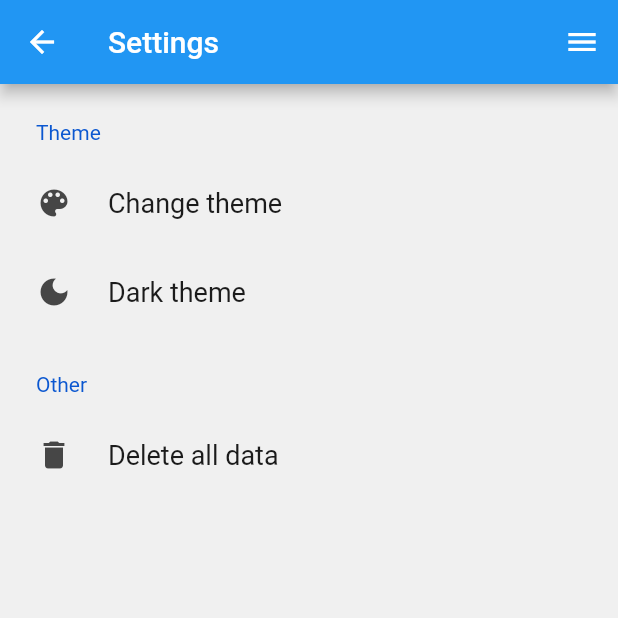
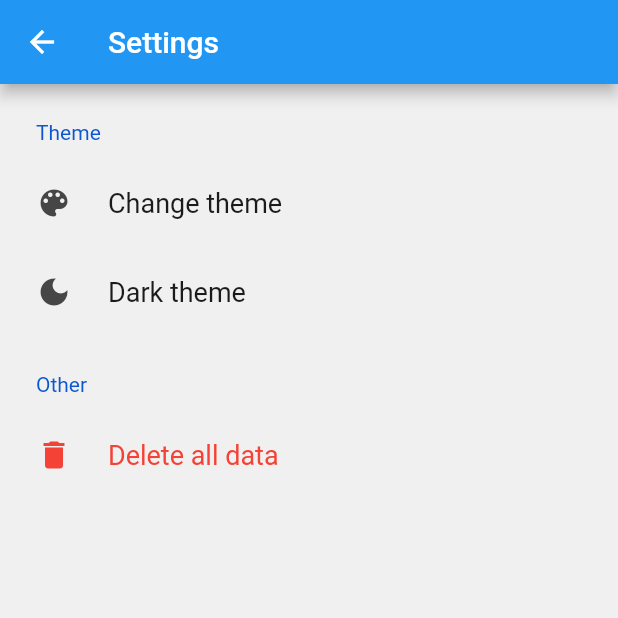
Before and after one commit to emberal/tic_tac_toe_upgraded, a Flutter app: the screen it shows after launch, after a tap on "Settings", on a phone screen of 412 x 824 dp, the top half of it. Run offline on Flutter 3.47's test engine with Material 2 defaults, Android fonts, the phone set to English and light mode, and no system bars; drawn by our look-alikes of settings_ui; our stand-ins replace package_info_plus, shared_preferences; missing offline and left inert: flex_color_picker.

Commit message:
Fixed settings navigation in menu not working, changed delete data colour, saved ids and routes in enums, various cleanup

```diff
--- a/lib/game/singleplayer_game.dart
+++ b/lib/game/singleplayer_game.dart
@@ -1,7 +1,6 @@
 import 'package:flutter/material.dart';
 import 'package:tic_tac_toe_upgraded/game/game.dart';
 import 'package:tic_tac_toe_upgraded/game/game_utils.dart';
-import 'package:tic_tac_toe_upgraded/main.dart';
 import 'package:tic_tac_toe_upgraded/objects/player_ai.dart';
 import 'package:tic_tac_toe_upgraded/objects/theme.dart';
 import 'package:tic_tac_toe_upgraded/widgets/complete_alert.dart';
--- a/lib/main.dart
+++ b/lib/main.dart
@@ -15,6 +15,19 @@ import 'widgets/menu.dart';
 
 void main() {
   runApp(const MyApp());
+}
+
+enum Nav {
+  home("/"),
+  sp("/sp_game"),
+  lmp("/lmp_game"),
+  mp("/mp_game"),
+  stats("/stats"),
+  settings("/settings");
+
+  const Nav(this.route);
+
+  final String route;
 }
 
 class MyApp extends StatefulWidget {
@@ -87,9 +100,9 @@ class _MyAppState extends State<MyApp> {
       ).color;
       // Should not be necessary to change [id]
     }
+    // TODO else reset material to original
   }
 
-  // TODO get themes before the app loads
   @override
   Widget build(BuildContext context) {
     return FutureBuilder(
@@ -135,14 +148,14 @@ class _MyAppState extends State<MyApp> {
                   primary: MyTheme.primaryColorsDark.color,
                 ),
               ),
-              initialRoute: "/",
+              initialRoute: Nav.home.route,
               routes: {
-                "/": (context) => const MyHomePage(),
-                "/sp_game": (context) => const SinglePlayerGamePage(),
-                "/lmp_game": (context) => const LocalMultiplayerGame(),
-                "/mp_game": (context) => const MultiplayerGame(),
-                "/stats": (context) => const StatsPage(),
-                "/settings": (context) => SettingsPage(
+                Nav.home.route: (context) => const MyHomePage(),
+                Nav.sp.route: (context) => const SinglePlayerGamePage(),
+                Nav.lmp.route: (context) => const LocalMultiplayerGame(),
+                Nav.mp.route: (context) => const MultiplayerGame(),
+                Nav.stats.route: (context) => const StatsPage(),
+                Nav.settings.route: (context) => SettingsPage(
                     themeModeCallback: changeTheme,
                     colorPickerDialog: colorPickerDialog),
               },
@@ -172,14 +185,14 @@ class _MyHomePageState extends State<MyHomePage> {
     return Layout(
       body: Column(
         children: [
-          const Center(
+          Center(
             child: Menu(
               menus: [
-                {"page": "/sp_game", "text": "New single-player game"},
-                {"page": "/lmp_game", "text": "New local multiplayer game"},
-                {"page": "/mp_game", "text": "New multiplayer game"},
-                {"page": "/stats", "text": "Stats"},
-                {"page": "/settings", "text": "Settings"},
+                {"page": Nav.sp.route, "text": "New single-player game"},
+                {"page": Nav.lmp.route, "text": "New local multiplayer game"},
+                {"page": Nav.mp.route, "text": "New multiplayer game"},
+                {"page": Nav.stats.route, "text": "Stats"},
+                {"page": Nav.settings.route, "text": "Settings"},
               ],
             ),
           ),
--- a/lib/objects/theme.dart
+++ b/lib/objects/theme.dart
@@ -2,6 +2,19 @@ import 'dart:convert';
 
 import 'package:flutter/material.dart';
 import 'package:shared_preferences/shared_preferences.dart';
+
+enum ThemeId {
+  global(both: "global-theme"),
+  primaryColor(light: "primary-color-light", dark: "primary-color-dark"),
+  player1(both: "player1-color"),
+  player2(both: "player2-color");
+
+  const ThemeId({this.light, this.dark, this.both});
+
+  final String? light;
+  final String? dark;
+  final String? both;
+}
 
 abstract class MyTheme {
   /// What [ThemeMode] the app is using, initial theme is [ThemeMode.system]
@@ -16,12 +29,12 @@ abstract class MyTheme {
 
   static Future<void> _saveTheme(ThemeMode mode) async {
     final prefs = await SharedPreferences.getInstance();
-    prefs.setString("global-theme", mode.toString());
+    prefs.setString(ThemeId.global.both!, mode.toString());
   }
 
   static Future<String> getSavedTheme() async {
     final prefs = await SharedPreferences.getInstance();
-    return prefs.getString("global-theme") ?? ThemeMode.system.toString();
+    return prefs.getString(ThemeId.global.both!) ?? ThemeMode.system.toString();
   }
 
   static Future<void> saveMaterial(ColorWrapper material) async {
@@ -32,12 +45,14 @@ abstract class MyTheme {
   // TODO see which ones are usable
   static ColorWrapper appBarColorsLight = ColorWrapper(Colors.blue),
       appBarColorsDark = ColorWrapper(const Color(0xff121212)),
-      primaryColorsLight = ColorWrapper(Colors.blue, id: "primary-color-light"),
-      primaryColorsDark = ColorWrapper(Colors.blue, id: "primary-color-dark"),
+      primaryColorsLight =
+          ColorWrapper(Colors.blue, id: ThemeId.primaryColor.light!),
+      primaryColorsDark =
+          ColorWrapper(Colors.blue, id: ThemeId.primaryColor.dark!),
       backgroundLight = ColorWrapper(Colors.white),
       backgroundDark = ColorWrapper(const Color(0xff121212)),
-      player1Color = ColorWrapper(Colors.blue, id: "player1-color"),
-      player2Color = ColorWrapper(Colors.red, id: "player2-color");
+      player1Color = ColorWrapper(Colors.blue, id: ThemeId.player1.both!),
+      player2Color = ColorWrapper(Colors.red, id: ThemeId.player2.both!);
 
   /// Returns 'true' if the [globalTheme] is set to [ThemeMode.dark], or [ThemeMode.system] and is dark
   static bool isDark(BuildContext context) =>
--- a/lib/stats.dart
+++ b/lib/stats.dart
@@ -1,8 +1,19 @@
 import 'package:flutter/material.dart';
 import 'package:shared_preferences/shared_preferences.dart';
-import 'package:tic_tac_toe_upgraded/game/game_utils.dart';
 import 'package:tic_tac_toe_upgraded/objects/theme.dart';
 import 'package:tic_tac_toe_upgraded/widgets/layout.dart';
+
+enum StatData {
+  gamesPlayed("games-played-sp", "games-played-lmp", "games-played-mp"),
+  gamesWon("games-won-sp", "games-won-lmp", "games-won-mp"),
+  timePlayed("time-played-sp", "time-played-lmp", "time-played-mp");
+
+  const StatData(this.sp, this.lmp, this.mp);
+
+  final String sp;
+  final String lmp;
+  final String mp;
+}
 
 class StatsPage extends StatefulWidget {
   const StatsPage({super.key});
@@ -24,23 +35,26 @@ class _StatsPageState extends State<StatsPage> {
 
   @override
   void initState() {
+    _getData();
     super.initState();
-    _getData();
   }
 
   /// Gets the data from the device's local-storage
   Future<void> _getData() async {
     final prefs = await SharedPreferences.getInstance();
     setState(() {
-      gamesPlayedSp = prefs.getInt("games-played-sp") ?? 0;
-      gamesWonSp = prefs.getInt("games-won-sp") ?? 0;
-      timePlayedSp = Duration(seconds: prefs.getInt("time-played-sp") ?? 0);
-      gamesPlayedLmp = prefs.getInt("games-played-lmp") ?? 0;
-      gamesWonLmp = prefs.getInt("games-won-lmp") ?? 0;
-      timePlayedLmp = Duration(seconds: prefs.getInt("time-played-lmp") ?? 0);
-      gamesPlayedMp = prefs.getInt("games-played-mp") ?? 0;
-      gamesWonMp = prefs.getInt("games-won-mp") ?? 0;
-      timePlayedMp = Duration(seconds: prefs.getInt("time-played-mp") ?? 0);
+      gamesPlayedSp = prefs.getInt(StatData.gamesPlayed.sp) ?? 0;
+      gamesWonSp = prefs.getInt(StatData.gamesWon.sp) ?? 0;
+      timePlayedSp =
+          Duration(seconds: prefs.getInt(StatData.timePlayed.sp) ?? 0);
+      gamesPlayedLmp = prefs.getInt(StatData.gamesPlayed.lmp) ?? 0;
+      gamesWonLmp = prefs.getInt(StatData.gamesWon.lmp) ?? 0;
+      timePlayedLmp =
+          Duration(seconds: prefs.getInt(StatData.timePlayed.lmp) ?? 0);
+      gamesPlayedMp = prefs.getInt(StatData.gamesPlayed.mp) ?? 0;
+      gamesWonMp = prefs.getInt(StatData.gamesWon.mp) ?? 0;
+      timePlayedMp =
+          Duration(seconds: prefs.getInt(StatData.timePlayed.mp) ?? 0);
     });
   }
 
--- a/lib/widgets/menu.dart
+++ b/lib/widgets/menu.dart
@@ -7,21 +7,24 @@ class Menu extends StatelessWidget {
 
   @override
   Widget build(BuildContext context) {
-
     return Container(
       margin: const EdgeInsets.symmetric(vertical: 150),
       child: Column(
         children: [
-          ...(menus)!.map((item) => Container(
+          ...menus!.map(
+            (item) => Container(
               margin: const EdgeInsets.symmetric(vertical: 10),
               child: ElevatedButton(
-                onPressed: () => Navigator.pushNamed(context, (item["page"] ??= "/")), // If null go to home page
+                // If null go to home page
+                onPressed: () =>
+                    Navigator.pushNamed(context, (item["page"] ??= "/")),
+                // TODO change text colour based on the colour of the button!
                 child: Text(item["text"] as String),
-                style: ElevatedButton.styleFrom(
-                  minimumSize: const Size(300, 40)
-                ),
-              )
-          ))
+                style:
+                    ElevatedButton.styleFrom(minimumSize: const Size(300, 40)),
+              ),
+            ),
+          ),
         ],
       ),
     );
--- a/lib/widgets/select_buttons.dart
+++ b/lib/widgets/select_buttons.dart
@@ -1,8 +1,6 @@
 import 'package:flutter/material.dart';
 import 'package:collection/collection.dart';
-import 'package:tic_tac_toe_upgraded/main.dart';
 import 'package:tic_tac_toe_upgraded/objects/player_ai.dart';
-import 'package:tic_tac_toe_upgraded/objects/theme.dart';
 
 import '../objects/player.dart';
 
```
Also changed, not shown: lib/objects/player.dart (+1 -7 lines), lib/settings.dart (+31 -17 lines), lib/widgets/complete_alert.dart (+7 -3 lines), lib/widgets/layout.dart (+7 -4 lines).
